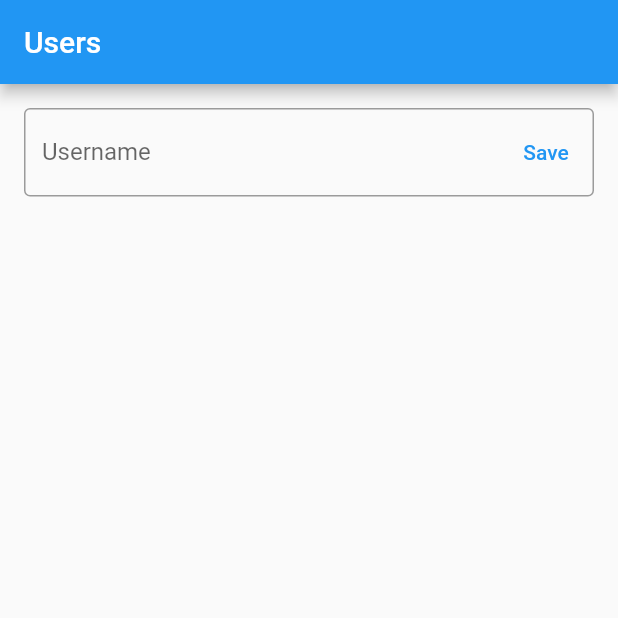
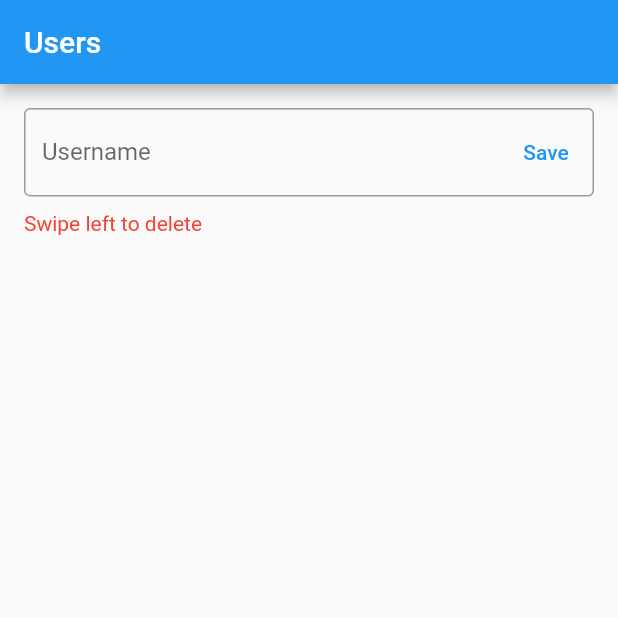
Before and after one commit to josephmaged/algoriza_sqflite, a Flutter app: the screen it shows after launch, on a phone screen of 412 x 824 dp, the top half of it. Run offline on Flutter 3.47's test engine with Material 2 defaults, Android fonts, the phone set to English and light mode, and no system bars; our stand-ins replace flutter_bloc, sqflite; accounts and stored records are empty.

Commit message:
edit delete

```diff
--- a/lib/core/util/bloc/app/cubit.dart
+++ b/lib/core/util/bloc/app/cubit.dart
@@ -81,6 +81,7 @@ class AppBloc extends Cubit<AppStetes> {
   void deleteUser({required Map user}) async{
     selectedUser = user;
     await database.rawDelete('DELETE FROM users WHERE name = ?', [selectedUser['name']]);
+    selectedUser = {};
     emit(AppDeleteUser());
     getUsersData();
   }
--- a/lib/features/users/presentation/widgets/users_widget.dart
+++ b/lib/features/users/presentation/widgets/users_widget.dart
@@ -29,6 +29,21 @@ class UsersWidget extends StatelessWidget {
                     border: const OutlineInputBorder(),
                     labelText: 'Username'),
               ),
+              const SizedBox(
+                height: 10,
+              ),
+              const Align(
+                alignment: Alignment.centerLeft,
+                child: Text(
+                  'Swipe left to delete',
+                  style: TextStyle(
+                    color: Colors.red
+                  ),
+                ),
+              ),
+              const SizedBox(
+                height: 10,
+              ),
               Expanded(
                 child: RefreshIndicator(
                   onRefresh: () async {
```
